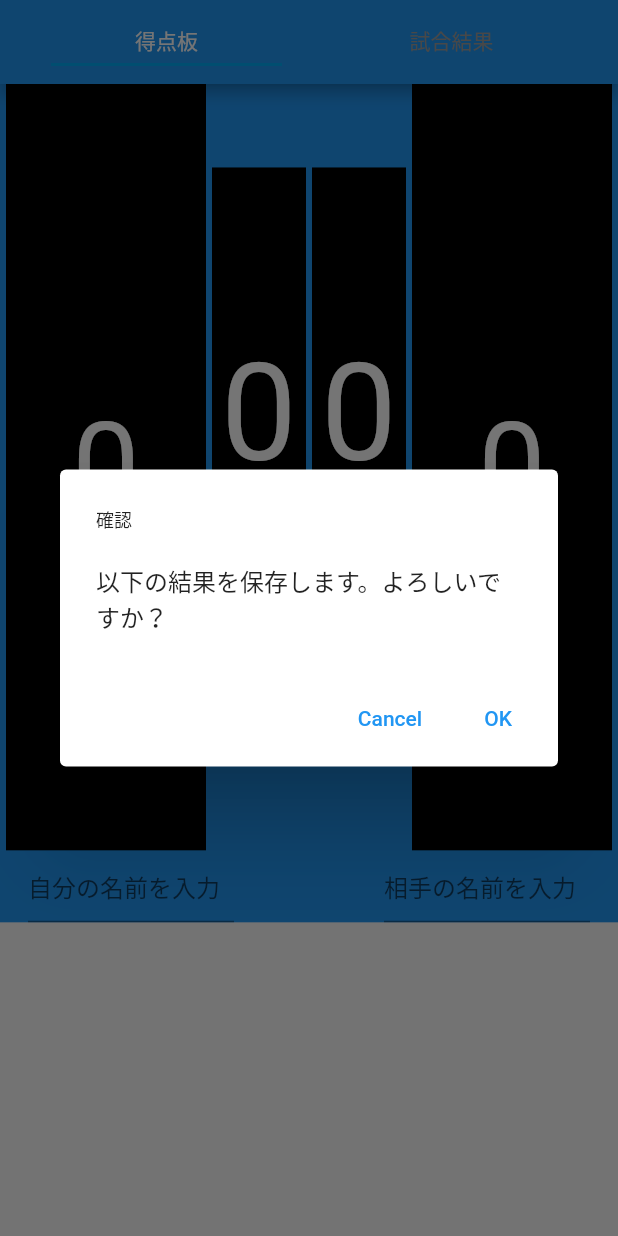
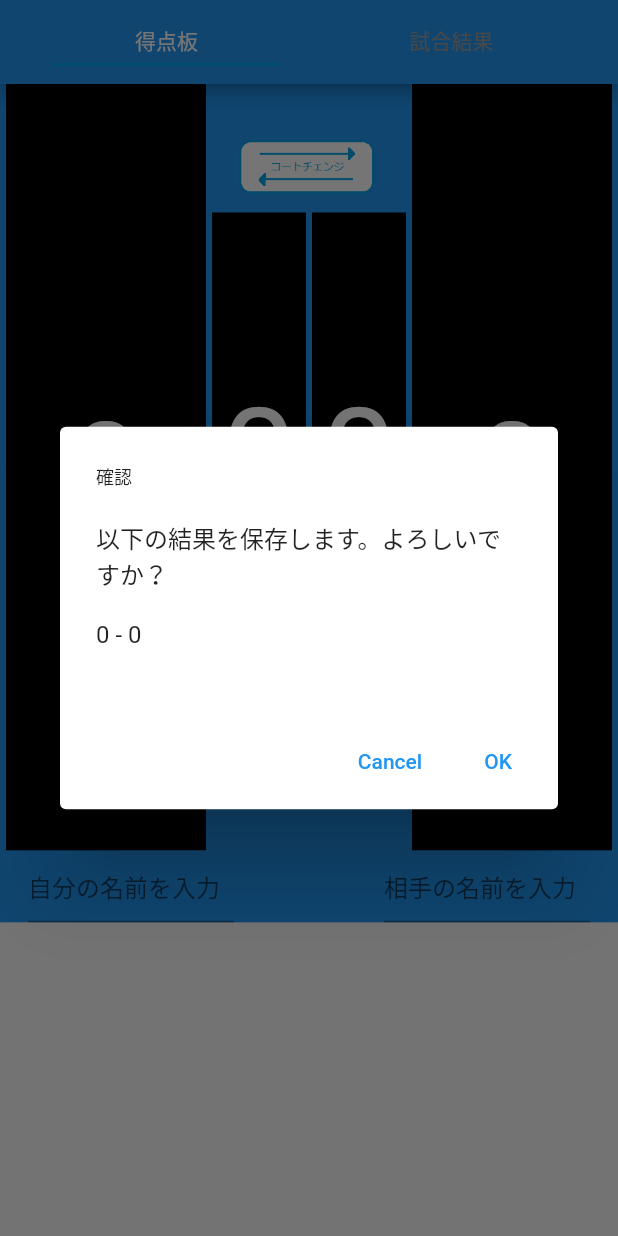
Before and after one commit to d-darmus/app, a Flutter app: the screen it shows after launch, after a tap on "試合終了", on a phone screen of 412 x 824 dp. Run offline on Flutter 3.47's test engine with Material 2 defaults, Android fonts, the phone set to English and light mode, and no system bars; our stand-ins replace file_picker, sqflite; accounts and stored records are empty.

Commit message:
リリース中ソースのコミット

```diff
--- a/lib/Page4.dart
+++ b/lib/Page4.dart
@@ -49,6 +49,7 @@ class _Page4 extends State<Page4> {
         child: Column(
           mainAxisAlignment: MainAxisAlignment.center,
           children: <Widget>[
+            _noDataMessage(),
             Flexible(
               child: ListView.builder(
                 itemCount: this._resultList.length,
@@ -61,6 +62,17 @@ class _Page4 extends State<Page4> {
         ),
       ),
     );
+  }
+
+  Widget _noDataMessage(){
+    if(0==_resultList.length){
+      return Container(
+        alignment: Alignment.center,
+        child:const Text('試合結果がありません。')
+      );
+    }else{
+      return const Text('');
+    }
   }
 
   Widget _matchDataWidget(int index){
--- a/lib/TokutenbanPage.dart
+++ b/lib/TokutenbanPage.dart
@@ -25,6 +25,7 @@ class _TokutenbanPage extends State<TokutenbanPage> {
   List<String> _gameResult = [];
   final TextEditingController _myNameController = TextEditingController();
   final TextEditingController _yourNameController = TextEditingController();
+  bool _isLeftMe = true;
 
   @override
   Widget build(BuildContext context){
@@ -86,7 +87,11 @@ class _TokutenbanPage extends State<TokutenbanPage> {
           } else {
             _youMatchPoint++;
           }
+          if(_isLeftMe){
             _gameResult.add(_myPoint.toString()+'-'+_youPoint.toString());
+          } else {
+            _gameResult.add(_youPoint.toString()+'-'+_myPoint.toString());
+          }
           _myPoint = 0;
           _youPoint = 0;
         });
@@ -96,6 +101,18 @@ class _TokutenbanPage extends State<TokutenbanPage> {
 
   /** データ登録 */
   void _registData() async{
+    if(!_isLeftMe){
+      _isLeftMe = !_isLeftMe;
+      String tmp = _myNameController.text;
+      _myNameController.text = _yourNameController.text;
+      _yourNameController.text = tmp;
+      int num = _youMatchPoint;
+      _youMatchPoint = _myMatchPoint;
+      _myMatchPoint = num;
+      num = _youPoint;
+      _youPoint = _myPoint;
+      _myPoint = num;
+    }
     String _jsonGameResult = jsonEncode(this._gameResult);
     MatchResult _data = MatchResult(
       myMatchPoint: this._myMatchPoint
@@ -198,6 +215,23 @@ class _TokutenbanPage extends State<TokutenbanPage> {
           child: Column(
             mainAxisAlignment: MainAxisAlignment.start,
             children:[
+              Container(
+                margin:const EdgeInsets.only(top:0),
+                child:TextButton(child:Image.asset('assets/button01.png'),style:TextButton.styleFrom(fixedSize: const Size(200,60),primary: Colors.black),onPressed:(){
+                  setState((){
+                    _isLeftMe = !_isLeftMe;
+                    String tmp = _myNameController.text;
+                    _myNameController.text = _yourNameController.text;
+                    _yourNameController.text = tmp;
+                    int num = _youMatchPoint;
+                    _youMatchPoint = _myMatchPoint;
+                    _myMatchPoint = num;
+                    num = _youPoint;
+                    _youPoint = _myPoint;
+                    _myPoint = num;
+                  });
+                })
+              ),
               Row(mainAxisAlignment: MainAxisAlignment.center,children:[
                 Expanded(
                   child: GestureDetector(child:Container(
@@ -269,13 +303,27 @@ class _TokutenbanPage extends State<TokutenbanPage> {
 
   /** アラート */
   void alertEndMatch(BuildContext context) async {
+    String _message =
+      "以下の結果を保存します。よろしいですか？\n"
+      +_myNameController.text+" "+_yourNameController.text+"\n"
+      +_myMatchPoint.toString()+" - "+_youMatchPoint.toString()+"\n";
+    if(!_isLeftMe){
+      _message =
+        "以下の結果を保存します。よろしいですか？\n"
+        +_yourNameController.text+" "+_myNameController.text+"\n"
+        +_youMatchPoint.toString()+" - "+_myMatchPoint.toString()+"\n";
+    }
+    for(String data in _gameResult){
+      _message += data+"\n";
+    }
+
     var result = await showDialog<int>(
       context: context,
       barrierDismissible: false,
       builder: (BuildContext context){
         return AlertDialog(
           title: const Text('確認',style:TextStyle(fontSize: 12)),
-          content: const Text('以下の結果を保存します。よろしいですか？'),
+          content: Text(_message),
           actions: <Widget>[
             TextButton(
               child: const Text('Cancel'),
@@ -302,8 +350,9 @@ class _TokutenbanPage extends State<TokutenbanPage> {
   }
 
   /** ゲーム結果Wiget */
-  static Widget getGameResult(List<String> list){
+  Widget getGameResult(List<String> list){
     List<Widget> widgetlist = [];
+    if(_isLeftMe){
       for(String data in list){
         List<String> str = data.split('-');
         widgetlist.add(
@@ -316,6 +365,20 @@ class _TokutenbanPage extends State<TokutenbanPage> {
           ])
         );
       }
+    } else {
+      for(String data in list){
+        List<String> str = data.split('-');
+        widgetlist.add(
+          Row(
+            mainAxisAlignment: MainAxisAlignment.center,
+            children:[
+            Container(alignment: Alignment.center,width:20,child:Text(str[1]),),
+            const Text(' - '),
+            Container(alignment: Alignment.center,width:20,child:Text(str[0]),),
+          ])
+        );
+      }
+    }
 
     return Container(
       width: 100,
```
Also changed, not shown: pubspec.yaml (+8 -1 lines), assets/button01.png (added), assets/icon/icon.png (added), pubspec.lock, 28 other files. Lines whose indentation alone changed are shown as unchanged.
